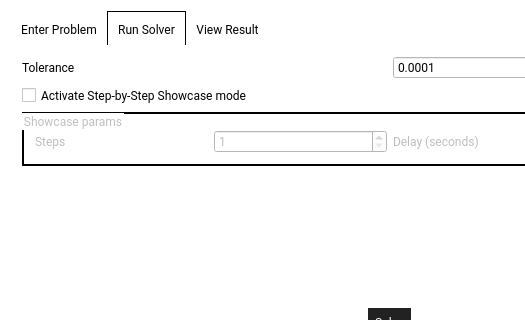
First picture: the form in Optiblech/mainwindow.ui, repository CSNWEB/gi-2015, before the edit; both pictures show x 0 to 525 and y 0 to 320 of the 780 by 495 pixel window.
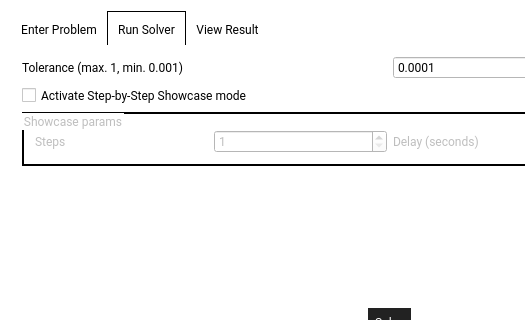
Second picture: the form after the edit. The open tabs and pages were chosen to show the change.

Diff of the .ui file:
```diff
--- a/Optiblech/mainwindow.ui
+++ b/Optiblech/mainwindow.ui
@@ -342,7 +342,7 @@
              </sizepolicy>
             </property>
             <property name="text">
-             <string>Tolerance</string>
+             <string>Tolerance (max. 1, min. 0.001)</string>
             </property>
            </widget>
           </item>
```
